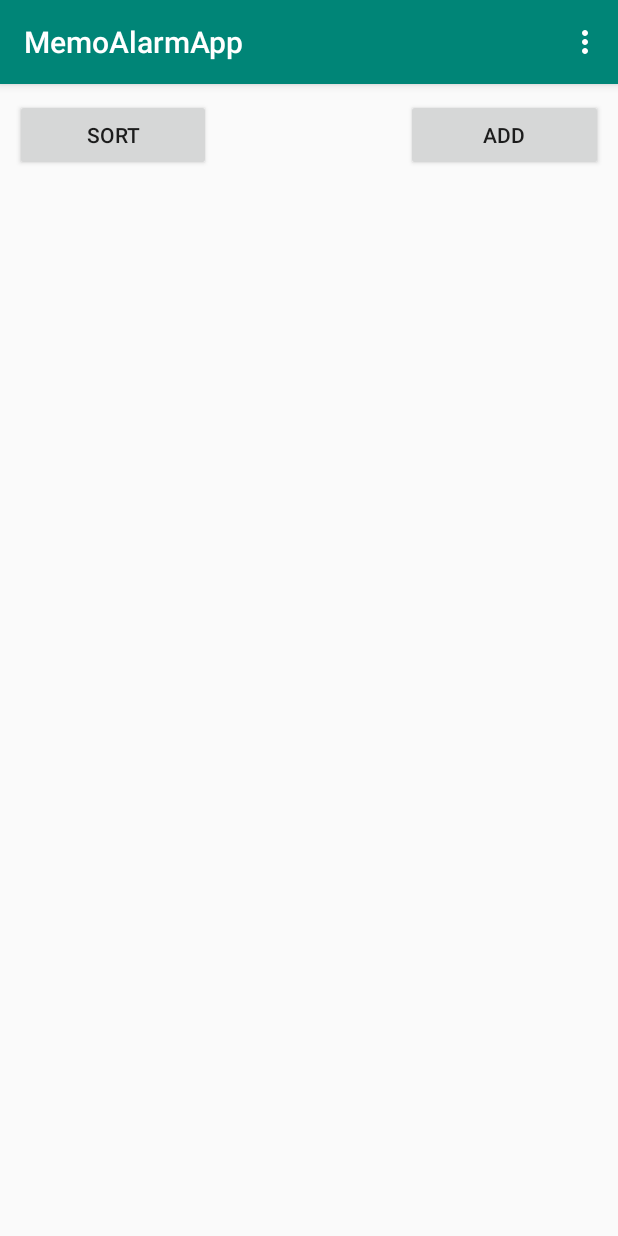
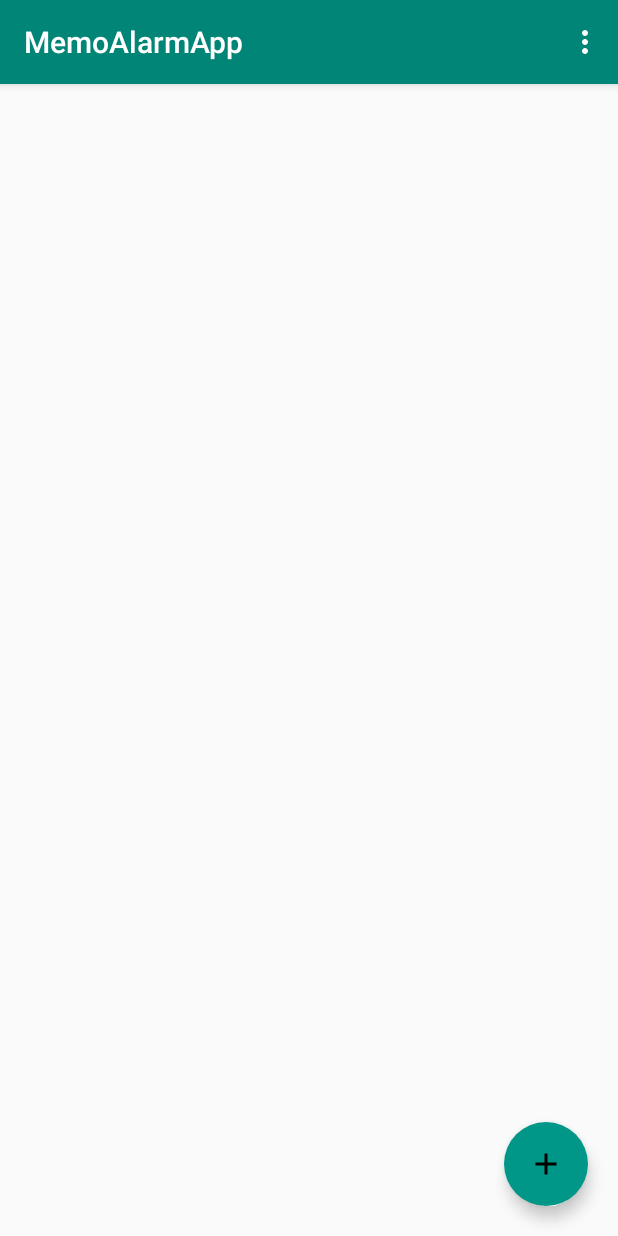
Before and after one commit to bsshmk/MK, an Android app: the screen it shows after launch (MainActivity), on a phone screen of 412 x 824 dp. Run offline under Robolectric (Android 15) with nearby library versions, the phone set to English and light mode, and no system bars; our stand-ins replace Dagger/Hilt's generated code, Room's generated code.

Commit message:
최신 MemoAlarmApp
MemoAlarmApp 저장소에서 불러옴

```diff
--- a/MemoAlarmApp/app/build.gradle
+++ b/MemoAlarmApp/app/build.gradle
@@ -25,7 +25,6 @@ android {
 
 dependencies {
 
-
     implementation fileTree(dir: 'libs', include: ['*.jar'])
     implementation 'androidx.appcompat:appcompat:1.0.0-alpha1'
     implementation 'com.google.android.material:material:1.0.0-alpha1'
@@ -43,9 +42,6 @@ dependencies {
     implementation "androidx.room:room-runtime:$room_version"
     annotationProcessor "androidx.room:room-compiler:$room_version" // For Kotlin use kapt instead of annotationProcessor
 
-
-
-
     // DAGGER 2
     implementation 'com.google.dagger:dagger-android:2.17'
     implementation 'com.google.dagger:dagger-android-support:2.17'
@@ -62,5 +58,6 @@ dependencies {
 
     annotationProcessor "android.arch.lifecycle:compiler:1.1.1"
 
-
+    // ????????
+    implementation 'com.android.support:design:28.1.0'
 }
--- a/MemoAlarmApp/app/src/main/java/com/mksoft/memoalarmapp/component/activity/fragment/memoBody/MemoBodyFragment.java
+++ b/MemoAlarmApp/app/src/main/java/com/mksoft/memoalarmapp/component/activity/fragment/memoBody/MemoBodyFragment.java
@@ -13,6 +13,8 @@ import android.view.ViewGroup;
 import android.widget.Button;
 import android.widget.Toast;
 
+import com.google.android.material.floatingactionbutton.FloatingActionButton;
+//import android.support.design.widget.FloatingActionButton;
 import com.mksoft.memoalarmapp.DB.MemoReposityDB;
 import com.mksoft.memoalarmapp.DB.data.OptionData;
 import com.mksoft.memoalarmapp.ViewModel.MemoViewModel;
@@ -47,15 +49,13 @@ import androidx.room.InvalidationTracker;
 import dagger.android.support.AndroidSupportInjection;
 
 public class MemoBodyFragment extends Fragment {
-    public MemoBodyFragment(){
-
-    }
+    public MemoBodyFragment(){}
     RecyclerView recyclerView;
     RecyclerView.LayoutManager layoutManager;
 
     MemoAdapter memoAdapter;
-    Button sortButton;
-    Button addButton;
+    //Button sortButton;
+    //Button addButton;
 
     MainActivity mainActivity;
     AlertDialog dialog;
@@ -64,10 +64,13 @@ public class MemoBodyFragment extends Fragment {
     private MemoViewModel memoViewModel;
 
     ItemTouchHelper itemTouchHelper;
+
+    FragmentTransaction fragmentTransaction;
+
+    FloatingActionButton fab;
+
     @Inject
     ViewModelProvider.Factory viewModelFactory;
-
-    FragmentTransaction fragmentTransaction;
     @Inject
     MemoReposityDB memoReposityDB;
 
@@ -110,8 +113,12 @@ public class MemoBodyFragment extends Fragment {
                 fragmentTransaction.replace(R.id.mainContainer, new MemoOverallSettingFragment(),null);
                 fragmentTransaction.addToBackStack(null);
                 fragmentTransaction.commit();
-//                changeFragment(3);
                 return true;
+
+            case R.id.sortButton:
+                dialog.show();
+                return true;
+
             default:
                 return super.onOptionsItemSelected(item);
         }
@@ -143,7 +150,7 @@ public class MemoBodyFragment extends Fragment {
 
         init(rootView);
 
-        clickSortButton();
+//        clickSortButton();
         clickAddButton();
 
         hideKeyboard();
@@ -157,27 +164,24 @@ public class MemoBodyFragment extends Fragment {
             optionData.setSleepStartTime(23);
             optionData.setSleepEndTime(9);
             memoReposityDB.insertOption(optionData);
-
         }
 
+        fab = (FloatingActionButton) rootView.findViewById(R.id.fab_main);
+
+        memoSortFunction = new MemoSortFunction();
         memoSortFunction = new MemoSortFunction();
         mainActivity = (MainActivity) getActivity();
         recyclerView = (RecyclerView)rootView.findViewById(R.id.memoListRecyclerView);
         layoutManager = new LinearLayoutManager(rootView.getContext());
 
-        addButton = (Button)rootView.findViewById(R.id.addButton);
-        sortButton = (Button)rootView.findViewById(R.id.sortButton);
-
+//        addButton = (Button)rootView.findViewById(R.id.addButton);
+//        sortButton = (Button)rootView.findViewById(R.id.sortButton);
 
         makeDialog(mainActivity);
         initListView();
-
     }
 
-
     private void initListView(){
-
-
 
             recyclerView.setHasFixedSize(true);
 
@@ -186,33 +190,23 @@ public class MemoBodyFragment extends Fragment {
             recyclerView.setLayoutManager(layoutManager);
             itemTouchHelper = new ItemTouchHelper(new ItemTouchHelperCallback(memoAdapter, memoReposityDB));
             itemTouchHelper.attachToRecyclerView(recyclerView);
-
     }
 
-
-
-
-
-
-
-    private void clickSortButton(){
-        if(sortButton == null)
-            return;
-        sortButton.setOnClickListener(new View.OnClickListener() {
-            @Override
-            public void onClick(View view) {
-                dialog.show();
-
-            }
-        });
-    }
-
-
+//    private void clickSortButton(){
+//        if(sortButton == null)
+//            return;
+//        sortButton.setOnClickListener(new View.OnClickListener() {
+//            @Override
+//            public void onClick(View view) {
+//                dialog.show();
+//            }
+//        });
+//    }
 
     private void clickAddButton(){
-        if(addButton == null)
+        if(fab == null)
             return;
-        addButton.setOnClickListener(new View.OnClickListener() {
+        fab.setOnClickListener(new View.OnClickListener() {
             @Override
             public void onClick(View v) {
                 fragmentTransaction = getFragmentManager().beginTransaction();
@@ -224,7 +218,6 @@ public class MemoBodyFragment extends Fragment {
         });
     }
 
-
     private void makeDialog(MainActivity mainActivity){
         AlertDialog.Builder builder = new AlertDialog.Builder(mainActivity);
         builder.setTitle("정렬 방법을 선택하세요.");
@@ -232,37 +225,22 @@ public class MemoBodyFragment extends Fragment {
             @Override
             public void onClick(DialogInterface dialog, int which) {
                 if(which == 0){
-
                     sortFlag = 0;
                     memoAdapter.registDateSort();
                 }else{
-
                     sortFlag = 1;
                     memoAdapter.endDateSort();
                 }//정렬을 외부에서 하고 다시 리사이크러뷰를 초기화해주는 병신같은 짓은 하지 말자.
-
             }
         });
         dialog = builder.create();    // 알림창 객체 생성
-
     }
-
 
     private void hideKeyboard(){
         MainActivity.mainActivity.getHideKeyboard().hideKeyboard();
     }
 
     public void refreshDB(@Nullable List<MemoData> memoDataList){
-
         memoAdapter.refreshItem(memoDataList);
-
     }
-
-
-
-
-
-
-
-
 }
--- a/MemoAlarmApp/app/src/main/java/com/mksoft/memoalarmapp/component/activity/fragment/memoTimeSetting/MemoTimeSettingFragment.java
+++ b/MemoAlarmApp/app/src/main/java/com/mksoft/memoalarmapp/component/activity/fragment/memoTimeSetting/MemoTimeSettingFragment.java
@@ -202,14 +202,14 @@ public class MemoTimeSettingFragment extends Fragment implements MainActivity.on
 
         MD.setMinTime(Integer.toString(makeInterval(interval)));
 
-        MD.setRandomTime(new RandomTimeMaker().Randomize(
+        /*MD.setRandomTime(new RandomTimeMaker().Randomize(
                 deadLine,
                 time,
                 Integer.parseInt(MD.getMinTime())*60));//수면 시작은 시간만
-
+        */
         // test time
         //MD.setRandomTime(new RandomTimeMaker().Randomize(deadLine, time, 1));
-
+        MD.setRandomTime("19041520071904152005");
 //         //년도가 너무 커지면 생성되는 랜덤사이즈가 너무 커진다.
         memoViewModel.insertMemoData(MD);
         fragmentTransaction = MainActivity.mainActivity.getSupportFragmentManager().beginTransaction();
--- /dev/null
+++ b/MemoAlarmApp/app/src/main/res/drawable/ic_add_black_24dp.xml
@@ -0,0 +1,9 @@
+<vector xmlns:android="http://schemas.android.com/apk/res/android"
+        android:width="24dp"
+        android:height="24dp"
+        android:viewportWidth="24.0"
+        android:viewportHeight="24.0">
+    <path
+        android:fillColor="#FF000000"
+        android:pathData="M19,13h-6v6h-2v-6H5v-2h6V5h2v6h6v2z"/>
+</vector>
--- /dev/null
+++ b/MemoAlarmApp/app/src/main/res/drawable/ic_add_circle_black_24dp.xml
@@ -0,0 +1,9 @@
+<vector xmlns:android="http://schemas.android.com/apk/res/android"
+        android:width="24dp"
+        android:height="24dp"
+        android:viewportWidth="24.0"
+        android:viewportHeight="24.0">
+    <path
+        android:fillColor="#FF000000"
+        android:pathData="M12,2C6.48,2 2,6.48 2,12s4.48,10 10,10 10,-4.48 10,-10S17.52,2 12,2zM17,13h-4v4h-2v-4L7,13v-2h4L11,7h2v4h4v2z"/>
+</vector>
--- a/MemoAlarmApp/app/src/main/res/layout/memo_body.xml
+++ b/MemoAlarmApp/app/src/main/res/layout/memo_body.xml
@@ -2,42 +2,25 @@
 <RelativeLayout xmlns:android="http://schemas.android.com/apk/res/android"
     android:layout_width="match_parent"
     android:layout_height="match_parent"
-    >
-
-    <LinearLayout
-        android:id="@+id/topLayout"
-        android:layout_width="match_parent"
-        android:layout_height="wrap_content"
-        android:layout_alignParentTop="true"
-        android:orientation="horizontal"
-        android:layout_margin="10dp">
-
-        <Button
-            android:id="@+id/sortButton"
-            android:layout_width="wrap_content"
-            android:layout_height="wrap_content"
-            android:layout_weight="1"
-            android:text="sort" />
-
-        <LinearLayout
-            android:layout_width="wrap_content"
-            android:layout_height="match_parent"
-            android:layout_weight="3"
-            android:orientation="horizontal"></LinearLayout>
-
-        <Button
-            android:id="@+id/addButton"
-            android:layout_width="wrap_content"
-            android:layout_height="wrap_content"
-            android:layout_weight="1"
-            android:text="add" />
-    </LinearLayout>
-
+    xmlns:app="http://schemas.android.com/apk/res-auto"
+    xmlns:tools="http://schemas.android.com/tools">
 
     <androidx.recyclerview.widget.RecyclerView
-        android:layout_below="@+id/topLayout"
         android:id="@+id/memoListRecyclerView"
         android:layout_width="match_parent"
         android:layout_height="match_parent" />
 
+    <com.google.android.material.floatingactionbutton.FloatingActionButton
+        android:id="@+id/fab_main"
+        android:layout_width="wrap_content"
+        android:layout_height="wrap_content"
+        android:layout_alignParentBottom="true"
+        android:layout_alignParentRight="true"
+        android:layout_marginBottom="20dp"
+        android:layout_marginRight="20dp"
+        android:backgroundTint="#009688"
+        android:src="@drawable/ic_add_black_24dp"
+        app:borderWidth="0dp"
+        app:fabSize="normal" />
+
 </RelativeLayout>
--- a/MemoAlarmApp/app/src/main/res/menu/menu.xml
+++ b/MemoAlarmApp/app/src/main/res/menu/menu.xml
@@ -4,7 +4,12 @@
 
     <item
         android:id="@+id/action_setting"
-        android:title="setting"
+        android:title="설정"
+        app:showAsAction="never"/>
+
+    <item
+        android:id="@+id/sortButton"
+        android:title="정렬"
         app:showAsAction="never"/>
 
 </menu>
```
Also changed, not shown: 2 other files.
